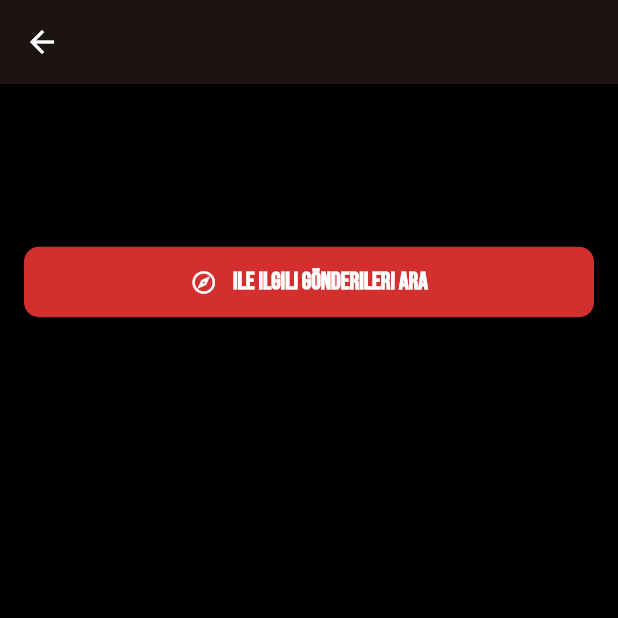
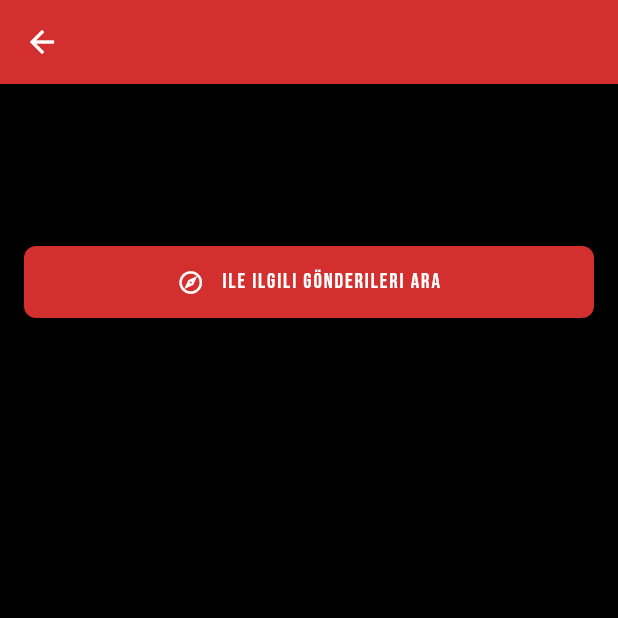
Before and after one commit to EmirSamur/Pathbook, a Flutter app: the DuyurularSayfasi screen opened directly with empty values, on a phone screen of 412 x 824 dp, the top half of it. Run offline on Flutter 3.47's test engine with Material 3 defaults, Android fonts, the phone set to English and light mode, and no system bars; our stand-ins replace cloud_firestore, dotted_border, equatable, firebase_auth, firebase_core, google_sign_in and 2 more; missing offline and left inert: cloudinary_public; accounts and stored records are empty; project files that could hold a hidden picture were left out.

```diff
--- a/lib/modeller/oneri_modeli.dart
+++ b/lib/modeller/oneri_modeli.dart
@@ -1,14 +1,15 @@
 // lib/modeller/oneri_modeli.dart
 
 import 'package:cloud_firestore/cloud_firestore.dart';
+import 'package:equatable/equatable.dart'; // equatable paketini pubspec.yaml'a ekleyin: equatable: ^2.0.5
 
-class OneriModeli {
+class OneriModeli extends Equatable {
   final String id;          // Firestore belgesinin ID'si
   final String yerAdi;
   final String ipucuMetni;
-  final String? gorselUrl;   // Opsiyonel olduğu için String? yaptık
+  final String? gorselUrl;   // Opsiyonel
 
-  OneriModeli({
+  const OneriModeli({ // const constructor, Equatable ve performans için iyi
     required this.id,
     required this.yerAdi,
     required this.ipucuMetni,
@@ -17,15 +18,10 @@ class OneriModeli {
 
   // Firestore DocumentSnapshot'tan OneriModeli nesnesi üreten fabrika metodu
   factory OneriModeli.dokumandanUret(DocumentSnapshot doc) {
-    // Gelen verinin Map<String, dynamic> olduğundan emin olalım
     final data = doc.data() as Map<String, dynamic>?;
 
-    // data null ise veya beklenen alanlar yoksa hata fırlatmak yerine
-    // varsayılan değerler atayabilir veya null döndürebiliriz.
-    // Şimdilik, alanlar eksikse boş string veya null atayalım.
     if (data == null) {
-      // Bu durum aslında olmamalı, ama bir güvenlik önlemi
-      print("UYARI: OneriModeli.dokumandanUret - Belge verisi null geldi. ID: ${doc.id}");
+      print("UYARI: OneriModeli.dokumandanUret - Belge verisi null geldi. ID: ${doc.id}. Varsayılan model oluşturuluyor.");
       return OneriModeli(
         id: doc.id,
         yerAdi: "Bilinmeyen Yer",
@@ -34,11 +30,89 @@ class OneriModeli {
       );
     }
 
+    // Alanları daha güvenli bir şekilde almak için yardımcı fonksiyonlar
+    String _getString(Map<String, dynamic> data, String key, String defaultValue, String docId) {
+      final value = data[key];
+      if (value is String) {
+        return value;
+      }
+      if (value != null) {
+        // Eğer değer null değil ama String de değilse, bir uyarı logla
+        print("UYARI: OneriModeli.dokumandanUret (ID: $docId) - '$key' alanı String tipinde bekleniyordu ancak '${value.runtimeType}' tipinde geldi. Varsayılan değer ('$defaultValue') kullanılacak.");
+      }
+      return defaultValue;
+    }
+
+    String? _getNullableString(Map<String, dynamic> data, String key, String docId) {
+      final value = data[key];
+      if (value is String) {
+        return value;
+      }
+      if (value == null) {
+        // Değer null ise bu geçerli bir durumdur nullable String için
+        return null;
+      }
+      // Null değil ve String de değilse, uyarı logla ve null döndür
+      print("UYARI: OneriModeli.dokumandanUret (ID: $docId) - '$key' alanı String? (nullable String) tipinde bekleniyordu ancak '${value.runtimeType}' tipinde geldi. Null değeri kullanılacak.");
+      return null;
+    }
+
     return OneriModeli(
       id: doc.id, // Belgenin kendi ID'sini kullanıyoruz
-      yerAdi: data['yerAdi'] as String? ?? 'Başlıksız Öneri', // Null ise varsayılan
-      ipucuMetni: data['ipucuMetni'] as String? ?? 'Keşfetmek için dokun...', // Null ise varsayılan
-      gorselUrl: data['gorselUrl'] as String?, // Zaten nullable, cast yeterli
+      yerAdi: _getString(data, 'yerAdi', 'Başlıksız Öneri', doc.id),
+      ipucuMetni: _getString(data, 'ipucuMetni', 'Keşfetmek için dokun...', doc.id),
+      gorselUrl: _getNullableString(data, 'gorselUrl', doc.id),
     );
   }
+
+  // Modeli Firestore'a yazmak veya API'ye göndermek için JSON'a dönüştürme
+  Map<String, dynamic> toJson() {
+    return {
+      // 'id' genellikle Firestore belgesinin adı olduğu için data kısmına yazılmaz.
+      // Eğer data içinde de saklamak isterseniz ekleyebilirsiniz: 'id': id,
+      'yerAdi': yerAdi,
+      'ipucuMetni': ipucuMetni,
+      if (gorselUrl != null) 'gorselUrl': gorselUrl, // Sadece null değilse ekle
+    };
+  }
+
+  // Modelin bir kopyasını bazı alanları güncelleyerek oluşturmak için
+  OneriModeli copyWith({
+    String? id,
+    String? yerAdi,
+    String? ipucuMetni,
+    String? gorselUrl, // Nullable yapmak için `String?` veya özel bir değer (örn. Object())
+    bool? clearGorselUrl, // gorselUrl'i null yapmak için
+  }) {
+    return OneriModeli(
+      id: id ?? this.id,
+      yerAdi: yerAdi ?? this.yerAdi,
+      ipucuMetni: ipucuMetni ?? this.ipucuMetni,
+      gorselUrl: clearGorselUrl == true ? null : (gorselUrl ?? this.gorselUrl),
+    );
+  }
+
+  // Equatable için hangi alanların karşılaştırılacağını belirtir
+  @override
+  List<Object?> get props => [id, yerAdi, ipucuMetni, gorselUrl];
+
+// Eğer Equatable kullanmak istemezseniz, hashCode ve == operatörünü manuel olarak override edebilirsiniz:
+/*
+  @override
+  bool operator ==(Object other) {
+    if (identical(this, other)) return true;
+    return other is OneriModeli &&
+        other.id == id &&
+        other.yerAdi == yerAdi &&
+        other.ipucuMetni == ipucuMetni &&
+        other.gorselUrl == gorselUrl;
+  }
+
+  @override
+  int get hashCode =>
+      id.hashCode ^
+      yerAdi.hashCode ^
+      ipucuMetni.hashCode ^
+      gorselUrl.hashCode;
+  */
 }
--- a/lib/sayfalar/duyurular.dart
+++ b/lib/sayfalar/duyurular.dart
@@ -12,10 +12,24 @@ class DuyurularSayfasi extends StatelessWidget {
 
   @override
   Widget build(BuildContext context) {
-    final theme = Theme.of(context);
+    final ThemeData theme = Theme.of(context); // Temayı alıyoruz
+    final ColorScheme colorScheme = theme.colorScheme; // Renk şemasını alıyoruz
+    final TextTheme textTheme = theme.textTheme; // Metin stillerini alıyoruz
+
     return Scaffold(
+      // AppBar'ın rengi ve metin stili varsayılan olarak temadan gelir.
+      // Arka plan rengi colorScheme.primary (veya surface/background, temaya göre)
+      // Başlık rengi colorScheme.onPrimary (veya onSurface/onBackground)
       appBar: AppBar(
-        title: Text(secilenOneri.yerAdi, style: TextStyle(fontSize: 18)),
+        title: Text(
+          secilenOneri.yerAdi,
+          // İsterseniz AppBar başlığı için özel bir tema stili kullanabilirsiniz:
+          // style: textTheme.titleLarge?.copyWith(color: colorScheme.onPrimary),
+          // Veya mevcut stiliniz iyiyse koruyabilirsiniz:
+          style: TextStyle(fontSize: 18, color: colorScheme.onPrimary), // Veya sadece fontSize: 18
+        ),
+        backgroundColor: colorScheme.primary, // AppBar arka planını tema birincil rengi yapalım
+        iconTheme: IconThemeData(color: colorScheme.onPrimary), // Geri butonu rengi
         elevation: 1,
       ),
       body: SingleChildScrollView(
@@ -35,14 +49,29 @@ class DuyurularSayfasi extends StatelessWidget {
                     if (loadingProgress == null) return child;
                     return Container(
                       height: 250,
-                      child: Center(child: CircularProgressIndicator()),
+                      // Arka planı biraz daha tematik yapabiliriz
+                      color: colorScheme.surfaceVariant.withOpacity(0.5),
+                      child: Center(
+                        child: CircularProgressIndicator(
+                          // Yükleme göstergesinin rengini tema ikincil rengi yapalım
+                          valueColor: AlwaysStoppedAnimation<Color>(colorScheme.secondary),
+                        ),
+                      ),
                     );
                   },
                   errorBuilder: (context, error, stackTrace) {
                     return Container(
                       height: 250,
-                      color: Colors.grey[300],
-                      child: Center(child: Icon(Icons.broken_image, size: 50, color: Colors.grey[600])),
+                      // Hata durumunda arka planı tema yüzey renginin bir varyantı yapalım
+                      color: colorScheme.errorContainer, // veya colorScheme.surfaceVariant
+                      child: Center(
+                        child: Icon(
+                          Icons.broken_image,
+                          size: 50,
+                          // İkon rengini tema hata rengi üzerine uygun bir renk yapalım
+                          color: colorScheme.onErrorContainer, // veya colorScheme.onSurfaceVariant
+                        ),
+                      ),
                     );
                   },
                 ),
@@ -52,31 +81,48 @@ class DuyurularSayfasi extends StatelessWidget {
 
             Text(
               secilenOneri.yerAdi,
-              style: theme.textTheme.headlineSmall?.copyWith(
+              // headlineSmall zaten iyi bir seçim, rengini tema birincil rengi yapmak güzel bir vurgu
+              style: textTheme.headlineSmall?.copyWith(
                 fontWeight: FontWeight.bold,
-                color: theme.colorScheme.primary,
+                color: colorScheme.primary,
               ),
             ),
             const SizedBox(height: 12),
             Text(
               secilenOneri.ipucuMetni,
-              style: theme.textTheme.bodyLarge?.copyWith(
-                fontSize: 16,
-                height: 1.5,
+              // bodyLarge iyi bir temel, rengi varsayılan olarak colorScheme.onSurface/onBackground olacaktır.
+              style: textTheme.bodyLarge?.copyWith(
+                fontSize: 16, // Bu özel ayar kalabilir
+                height: 1.5,   // Bu özel ayar kalabilir
+                color: colorScheme.onSurface, // Metin rengini açıkça belirtebiliriz
               ),
             ),
             const SizedBox(height: 24),
             ElevatedButton.icon(
-              icon: Icon(Icons.explore_outlined),
+              icon: Icon(Icons.explore_outlined), // İkon rengi otomatik olarak foregroundColor'u alır
               label: Text("${secilenOneri.yerAdi} ile ilgili gönderileri ara"),
               onPressed: () {
                 print("${secilenOneri.yerAdi} için arama yapılacak.");
                 ScaffoldMessenger.of(context).showSnackBar(
-                  SnackBar(content: Text("${secilenOneri.yerAdi} için arama özelliği yakında!")),
+                  SnackBar(
+                    content: Text("${secilenOneri.yerAdi} için arama özelliği yakında!"),
+                    // SnackBar'ın da tema renklerini kullanmasını sağlayabiliriz
+                    backgroundColor: colorScheme.secondaryContainer,
+                    behavior: SnackBarBehavior.floating,
+                      //contentTextStyle: textTheme.bodyMedium?.copyWith(color: colorScheme.onSecondaryContainer),
+                  ),
                 );
               },
               style: ElevatedButton.styleFrom(
+                // Butonun arka plan rengini tema birincil rengi yapalım
+                backgroundColor: colorScheme.primary,
+                // Butonun üzerindeki metin ve ikon rengini tema birincil rengi üzerine uygun renk yapalım
+                foregroundColor: colorScheme.onPrimary,
                 minimumSize: Size(double.infinity, 45),
+                textStyle: textTheme.labelLarge, // Buton metni için tema stilini kullanalım
+                shape: RoundedRectangleBorder( // Buton kenarlarını biraz yuvarlayalım
+                  borderRadius: BorderRadius.circular(8.0),
+                ),
               ),
             )
           ],
--- a/pubspec.yaml
+++ b/pubspec.yaml
@@ -50,6 +50,7 @@ dependencies:
   cached_network_image:
   flutter_launcher_icons:
   intl:
+  equatable:
 
 dev_dependencies:
   flutter_test:
```
Also changed, not shown: pubspec.lock.
